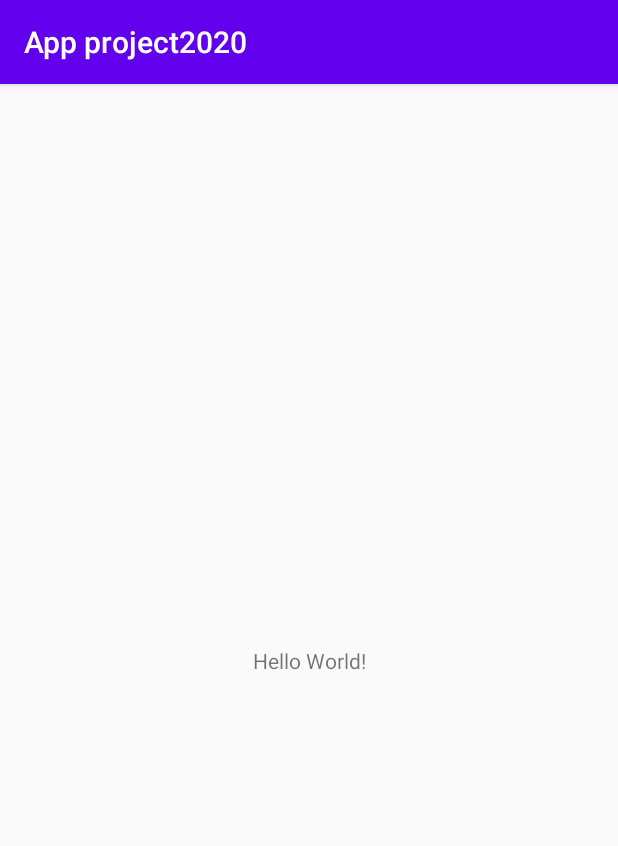
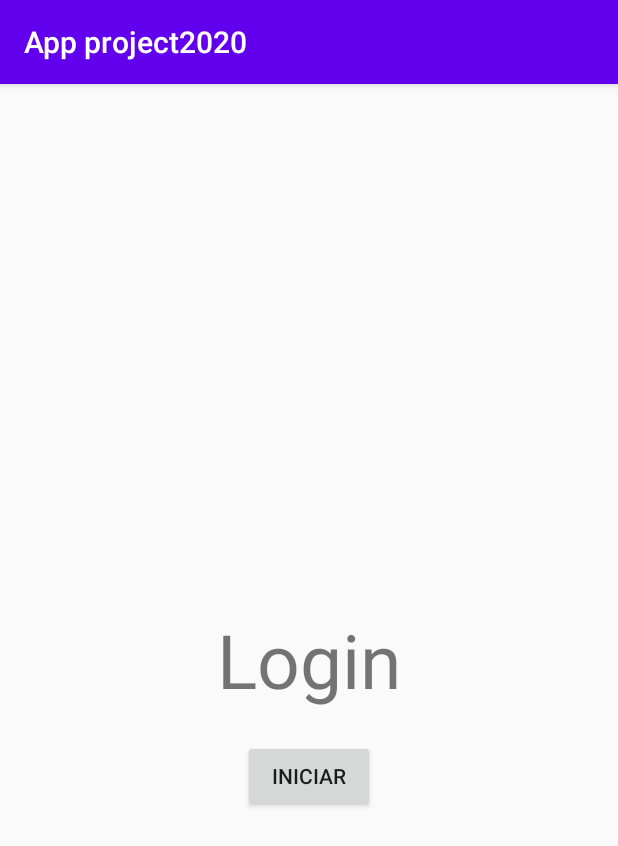
Before and after one commit to GabrielRuiseco/Project2020, an Android app: the screen it shows after launch (MainActivity), on a phone screen of 412 x 824 dp. Shown: the top 846 px of the screen. Run offline under Robolectric (Android 15) with nearby library versions, the phone set to English and light mode, and no system bars.

Commit message:
Pantalla Login

```diff
--- a/ANDROID/app/build.gradle
+++ b/ANDROID/app/build.gradle
@@ -24,6 +24,7 @@
 }
 
 dependencies {
+
     implementation fileTree(dir: 'libs', include: ['*.jar'])
 
     implementation 'androidx.appcompat:appcompat:1.1.0'
--- a/ANDROID/app/src/main/res/layout/activity_main.xml
+++ b/ANDROID/app/src/main/res/layout/activity_main.xml
@@ -1,5 +1,5 @@
 <?xml version="1.0" encoding="utf-8"?>
-<androidx.constraintlayout.widget.ConstraintLayout xmlns:android="http://schemas.android.com/apk/res/android"
+<RelativeLayout xmlns:android="http://schemas.android.com/apk/res/android"
     xmlns:app="http://schemas.android.com/apk/res-auto"
     xmlns:tools="http://schemas.android.com/tools"
     android:layout_width="match_parent"
@@ -9,10 +9,26 @@
     <TextView
         android:layout_width="wrap_content"
         android:layout_height="wrap_content"
-        android:text="Hello World!"
+        android:text="Login"
+        android:layout_centerInParent="true"
+        android:textSize="50sp"
+        android:id="@+id/txt1"
+        android:layout_marginBottom="20sp"
         app:layout_constraintBottom_toBottomOf="parent"
         app:layout_constraintLeft_toLeftOf="parent"
         app:layout_constraintRight_toRightOf="parent"
-        app:layout_constraintTop_toTopOf="parent" />
+        app:layout_constraintTop_toTopOf="parent"
+        tools:ignore="HardcodedText" />
 
-</androidx.constraintlayout.widget.ConstraintLayout>
+
+
+    <Button
+        android:layout_width="wrap_content"
+        android:layout_height="wrap_content"
+        android:layout_below="@+id/txt1"
+        android:text="Iniciar"
+        android:layout_centerInParent="true"
+        tools:ignore="HardcodedText"/>
+
+
+</RelativeLayout>
```
